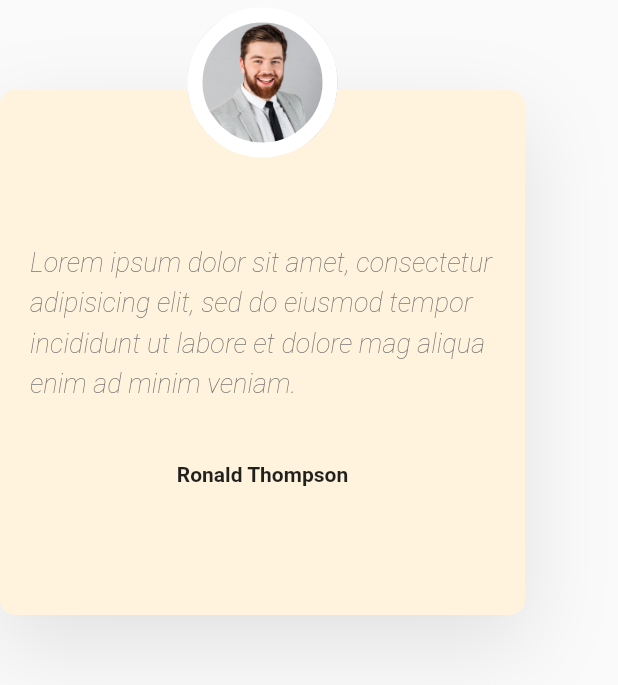
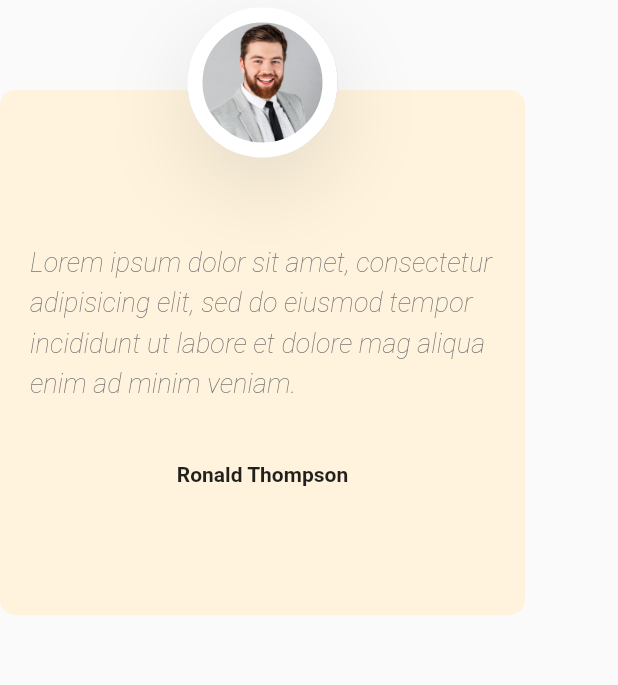
Before and after one commit to efraindrummer/portafolio-efraincode-flutter, a Flutter app: the FeedbackCard widget shown alone on an empty page, opened directly with empty values, on a phone screen of 412 x 824 dp. Shown: the top 685 px of the screen. Run offline on Flutter 3.47's test engine with Material 2 defaults, Android fonts, the phone set to English and light mode, and no system bars.

Commit message:
Feedback section components lista

```diff
--- /dev/null
+++ b/lib/src/sections/feedback/components/FeedbackCard.dart
@@ -0,0 +1,86 @@
+import 'package:flutter/material.dart';
+import 'package:portatofio_efraindrummer_flutterwebb/constantes.dart';
+import 'package:portatofio_efraindrummer_flutterwebb/src/models/Opiniones.dart';
+
+class FeedbackCard extends StatefulWidget {
+
+  const FeedbackCard({
+    Key key, this.index,
+  }) : super(key: key);
+
+  final int index;
+
+  @override
+  _FeedbackCardState createState() => _FeedbackCardState();
+}
+
+class _FeedbackCardState extends State<FeedbackCard> {
+
+  Duration duration = Duration(milliseconds: 200);
+  bool isHover = false;
+
+  @override
+  Widget build(BuildContext context) {
+    return InkWell(
+      onTap: (){},
+      hoverColor: Colors.transparent,
+      onHover: (value){
+        setState(() {
+          isHover = value;
+        });
+      },
+      child: AnimatedContainer(
+        duration: duration,
+        margin: EdgeInsets.only(top: kDefaultPadding * 3),
+        padding: EdgeInsets.symmetric(horizontal: kDefaultPadding),
+        height: 350,
+        width: 350,
+        decoration: BoxDecoration(
+          color: opiniones[widget.index].color,
+          borderRadius: BorderRadius.circular(10),
+          boxShadow: [if(isHover) kDefaultShadow]
+        ),
+        child: Column(
+          children: <Widget>[
+            Transform.translate(
+              offset: Offset(0, -55),
+              child: AnimatedContainer(
+                duration: duration,
+                height: 100,
+                width: 100,
+                decoration: BoxDecoration(
+                  shape: BoxShape.circle,
+                  border: Border.all(
+                    color: Colors.white,
+                    width: 10,
+                  ),
+                  boxShadow: [if(!isHover) kDefaultShadow],
+                  image: DecorationImage(
+                    image: AssetImage(opiniones[widget.index].userPic)
+                  )
+                ),
+              ),
+            ),
+            Text(
+              opiniones[widget.index].review,
+              style: TextStyle(
+                color: kTextColor,
+                fontSize: 18,
+                fontWeight: FontWeight.w200,
+                fontStyle: FontStyle.italic,
+                height: 1.5
+              )
+            ),
+            SizedBox(height: kDefaultPadding * 2),
+            Text(
+              "Ronald Thompson",
+              style: TextStyle(
+                fontWeight: FontWeight.bold
+              ),
+            )
+          ],
+        ),
+      ),
+    );
+  }
+}
--- a/lib/src/sections/feedback/feedback_section.dart
+++ b/lib/src/sections/feedback/feedback_section.dart
@@ -2,6 +2,7 @@ import 'package:flutter/material.dart';
 import 'package:portatofio_efraindrummer_flutterwebb/constantes.dart';
 import 'package:portatofio_efraindrummer_flutterwebb/src/components/SectionTitle.dart';
 import 'package:portatofio_efraindrummer_flutterwebb/src/models/Opiniones.dart';
+import 'package:portatofio_efraindrummer_flutterwebb/src/sections/feedback/components/FeedbackCard.dart';
 
 class FeedBackSection extends StatelessWidget {
 
@@ -27,65 +28,3 @@ class FeedBackSection extends StatelessWidget {
     );
   }
 }
-
-class FeedbackCard extends StatelessWidget {
-
-  const FeedbackCard({
-    Key key, this.index,
-  }) : super(key: key);
-
-  final int index;
-
-  @override
-  Widget build(BuildContext context) {
-    return Container(
-      margin: EdgeInsets.only(top: kDefaultPadding * 3),
-      padding: EdgeInsets.symmetric(horizontal: kDefaultPadding),
-      height: 350,
-      width: 350,
-      decoration: BoxDecoration(
-        color: opiniones[index].color,
-        borderRadius: BorderRadius.circular(10),
-        boxShadow: [kDefaultShadow]
-      ),
-      child: Column(
-        children: <Widget>[
-          Transform.translate(
-            offset: Offset(0, -55),
-            child: Container(
-              height: 100,
-              width: 100,
-              decoration: BoxDecoration(
-                shape: BoxShape.circle,
-                border: Border.all(
-                  color: Colors.white,
-                  width: 10,
-                ),
-                image: DecorationImage(
-                  image: AssetImage(opiniones[index].userPic)
-                )
-              ),
-            ),
-          ),
-          Text(
-            opiniones[index].review,
-            style: TextStyle(
-              color: kTextColor,
-              fontSize: 18,
-              fontWeight: FontWeight.w200,
-              fontStyle: FontStyle.italic,
-              height: 1.5
-            )
-          ),
-          SizedBox(height: kDefaultPadding * 2),
-          Text(
-            "Ronald Thompson",
-            style: TextStyle(
-              fontWeight: FontWeight.bold
-            ),
-          )
-        ],
-      ),
-    );
-  }
-}
```
